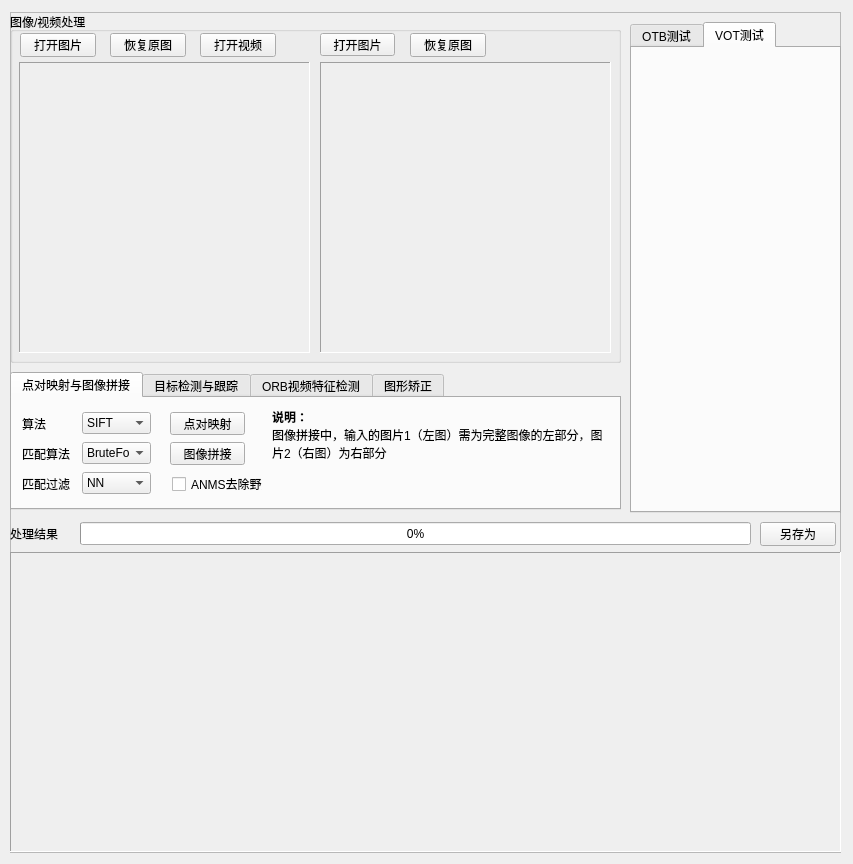
Qt form DIP-Lab2/DIPLab2.ui (0xja-eth/DIP-Lab2) before a commit.
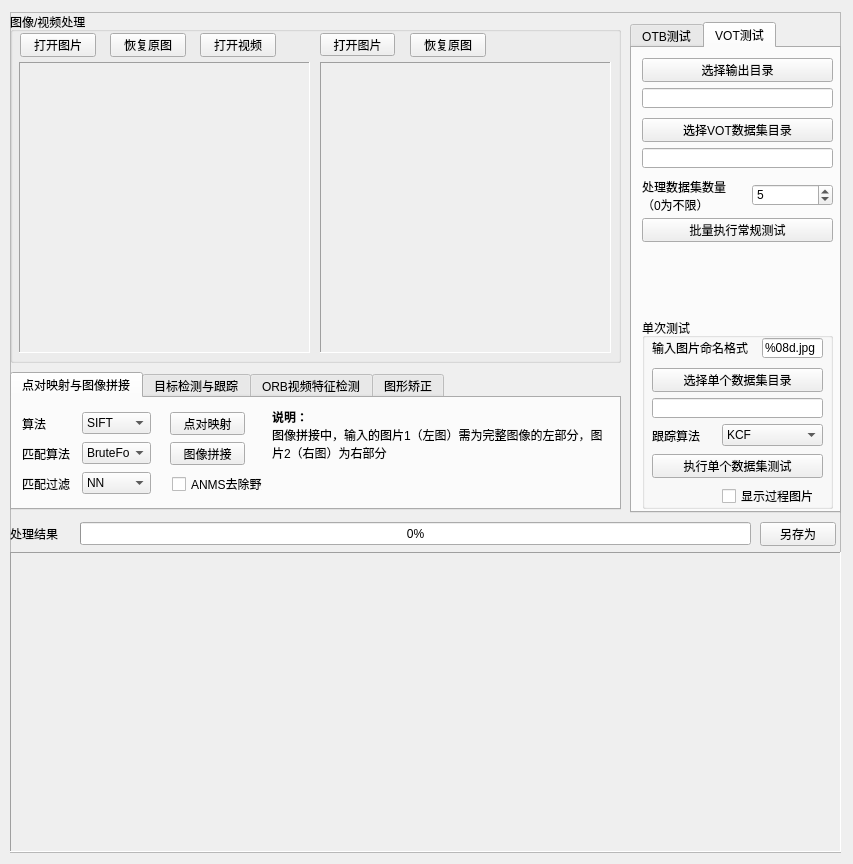
The same form after that commit. The open tabs and pages were chosen to show the change.

What changed in the file:
```diff
--- a/DIP-Lab2/DIPLab2.ui
+++ b/DIP-Lab2/DIPLab2.ui
@@ -1246,6 +1246,255 @@
       <attribute name="title">
        <string>VOT测试</string>
       </attribute>
+      <widget class="QLineEdit" name="votOutDir">
+       <property name="enabled">
+        <bool>true</bool>
+       </property>
+       <property name="geometry">
+        <rect>
+         <x>10</x>
+         <y>40</y>
+         <width>191</width>
+         <height>20</height>
+        </rect>
+       </property>
+       <property name="text">
+        <string/>
+       </property>
+       <property name="readOnly">
+        <bool>true</bool>
+       </property>
+      </widget>
+      <widget class="QPushButton" name="openVotDatasetDir">
+       <property name="geometry">
+        <rect>
+         <x>10</x>
+         <y>70</y>
+         <width>191</width>
+         <height>24</height>
+        </rect>
+       </property>
+       <property name="text">
+        <string>选择VOT数据集目录</string>
+       </property>
+      </widget>
+      <widget class="QLabel" name="label_14">
+       <property name="geometry">
+        <rect>
+         <x>10</x>
+         <y>132</y>
+         <width>91</width>
+         <height>31</height>
+        </rect>
+       </property>
+       <property name="text">
+        <string>处理数据集数量（0为不限）</string>
+       </property>
+       <property name="wordWrap">
+        <bool>true</bool>
+       </property>
+      </widget>
+      <widget class="QPushButton" name="openVotOutDir">
+       <property name="geometry">
+        <rect>
+         <x>10</x>
+         <y>10</y>
+         <width>191</width>
+         <height>24</height>
+        </rect>
+       </property>
+       <property name="text">
+        <string>选择输出目录</string>
+       </property>
+      </widget>
+      <widget class="QLineEdit" name="votDatasetDir">
+       <property name="enabled">
+        <bool>true</bool>
+       </property>
+       <property name="geometry">
+        <rect>
+         <x>10</x>
+         <y>100</y>
+         <width>191</width>
+         <height>20</height>
+        </rect>
+       </property>
+       <property name="text">
+        <string/>
+       </property>
+       <property name="readOnly">
+        <bool>true</bool>
+       </property>
+      </widget>
+      <widget class="QSpinBox" name="numInput2">
+       <property name="geometry">
+        <rect>
+         <x>120</x>
+         <y>136</y>
+         <width>81</width>
+         <height>22</height>
+        </rect>
+       </property>
+       <property name="maximum">
+        <number>10</number>
+       </property>
+       <property name="value">
+        <number>5</number>
+       </property>
+      </widget>
+      <widget class="QPushButton" name="batRunVOT">
+       <property name="geometry">
+        <rect>
+         <x>10</x>
+         <y>170</y>
+         <width>191</width>
+         <height>24</height>
+        </rect>
+       </property>
+       <property name="text">
+        <string>批量执行常规测试</string>
+       </property>
+      </widget>
+      <widget class="QGroupBox" name="groupBox_3">
+       <property name="geometry">
+        <rect>
+         <x>10</x>
+         <y>270</y>
+         <width>191</width>
+         <height>191</height>
+        </rect>
+       </property>
+       <property name="title">
+        <string>单次测试</string>
+       </property>
+       <widget class="QLineEdit" name="format2">
+        <property name="geometry">
+         <rect>
+          <x>120</x>
+          <y>20</y>
+          <width>61</width>
+          <height>20</height>
+         </rect>
+        </property>
+        <property name="text">
+         <string>%08d.jpg</string>
+        </property>
+       </widget>
+       <widget class="QPushButton" name="runVOT">
+        <property name="geometry">
+         <rect>
+          <x>10</x>
+          <y>136</y>
+          <width>171</width>
+          <height>24</height>
+         </rect>
+        </property>
+        <property name="text">
+         <string>执行单个数据集测试</string>
+        </property>
+       </widget>
+       <widget class="QLabel" name="label_15">
+        <property name="geometry">
+         <rect>
+          <x>10</x>
+          <y>22</y>
+          <width>101</width>
+          <height>16</height>
+         </rect>
+        </property>
+        <property name="text">
+         <string>输入图片命名格式</string>
+        </property>
+       </widget>
+       <widget class="QComboBox" name="votAlgoSelect">
+        <property name="geometry">
+         <rect>
+          <x>80</x>
+          <y>106</y>
+          <width>101</width>
+          <height>22</height>
+         </rect>
+        </property>
+        <item>
+         <property name="text">
+          <string>KCF</string>
+         </property>
+        </item>
+        <item>
+         <property name="text">
+          <string>TLD</string>
+         </property>
+        </item>
+        <item>
+         <property name="text">
+          <string>GOTURN</string>
+         </property>
+        </item>
+        <item>
+         <property name="text">
+          <string>STRUCK</string>
+         </property>
+        </item>
+       </widget>
+       <widget class="QCheckBox" name="showImg2">
+        <property name="geometry">
+         <rect>
+          <x>80</x>
+          <y>170</y>
+          <width>101</width>
+          <height>16</height>
+         </rect>
+        </property>
+        <property name="text">
+         <string>显示过程图片</string>
+        </property>
+       </widget>
+       <widget class="QLabel" name="label_16">
+        <property name="geometry">
+         <rect>
+          <x>10</x>
+          <y>112</y>
+          <width>54</width>
+          <height>12</height>
+         </rect>
+        </property>
+        <property name="text">
+         <string>跟踪算法</string>
+        </property>
+       </widget>
+       <widget class="QPushButton" name="openVotDataset">
+        <property name="geometry">
+         <rect>
+          <x>10</x>
+          <y>50</y>
+          <width>171</width>
+          <height>24</height>
+         </rect>
+        </property>
+        <property name="text">
+         <string>选择单个数据集目录</string>
+        </property>
+       </widget>
+       <widget class="QLineEdit" name="votDatasetName">
+        <property name="enabled">
+         <bool>true</bool>
+        </property>
+        <property name="geometry">
+         <rect>
+          <x>10</x>
+          <y>80</y>
+          <width>171</width>
+          <height>20</height>
+         </rect>
+        </property>
+        <property name="text">
+         <string/>
+        </property>
+        <property name="readOnly">
+         <bool>true</bool>
+        </property>
+       </widget>
+      </widget>
      </widget>
     </widget>
    </widget>
```
Left out of the diff: 14 changed lines with no effect on the pictures.
